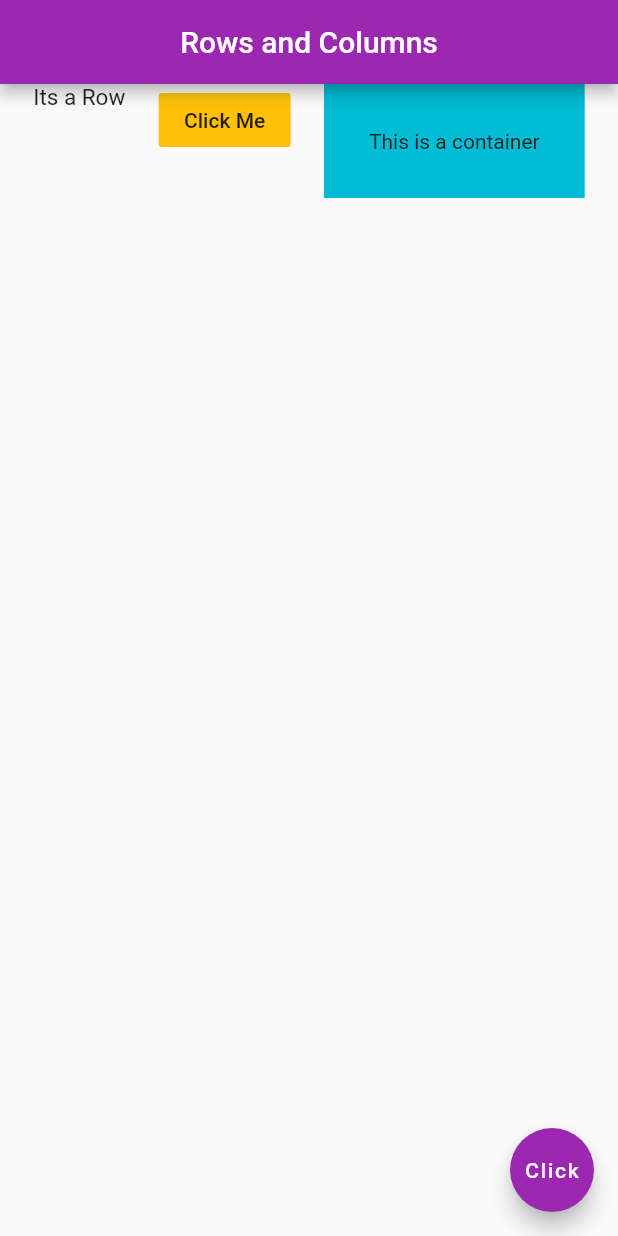
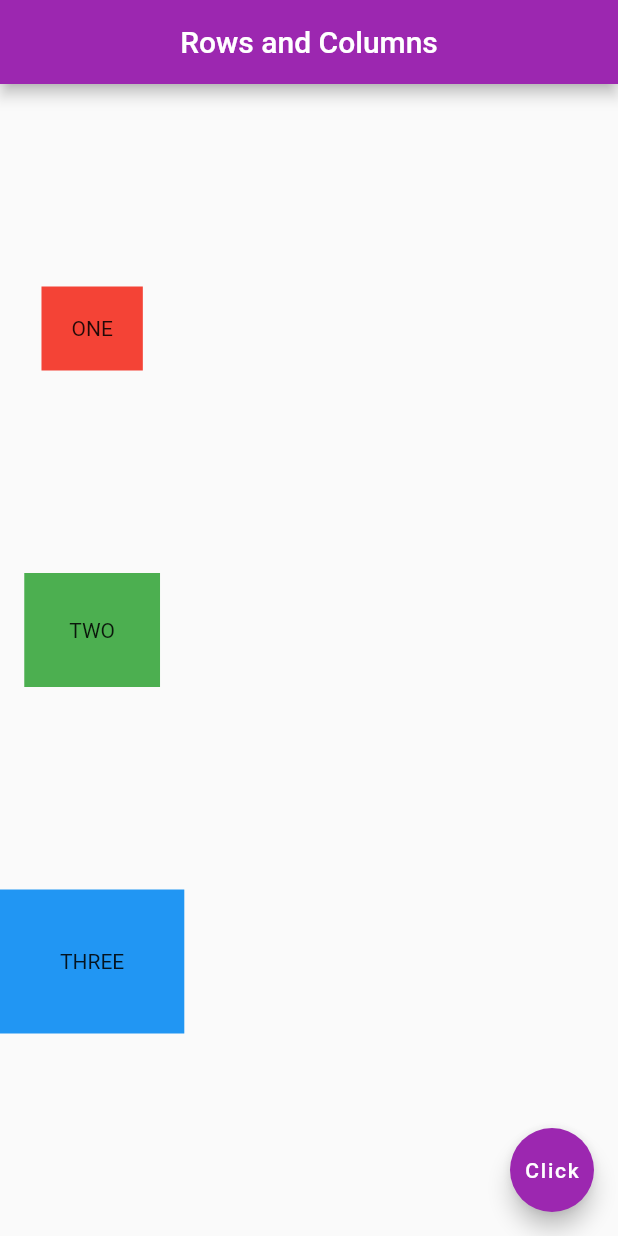
Before and after one commit to Ironman72/my_first_flutter_tutorial, a Flutter app: the screen it shows after launch, on a phone screen of 412 x 824 dp. Run offline on Flutter 3.47's test engine with Material 2 defaults, Android fonts, the phone set to English and light mode, and no system bars.

Commit message:
learned columns

```diff
--- a/lib/main.dart
+++ b/lib/main.dart
@@ -19,24 +19,25 @@ class MyApp extends StatelessWidget {
             title: Text('Rows and Columns'),
             backgroundColor: Colors.purple,
           ),
-          body: Row(
+          body: Column(
             mainAxisAlignment: MainAxisAlignment.spaceEvenly,
-            crossAxisAlignment: CrossAxisAlignment.start,
+            crossAxisAlignment: CrossAxisAlignment.center,
             children: <Widget>[
-              Text(
-                'Its a Row',
-                style: TextStyle(fontSize: 15.0),
-              ),
-              FlatButton(
-                onPressed: () {},
-                child: Text('Click Me'),
-                color: Colors.amber,
+              Container(
+                padding: EdgeInsets.all(20.0),
+                color: Colors.red,
+                child: Text('ONE'),
               ),
               Container(
-                color: Colors.cyan,
                 padding: EdgeInsets.all(30.0),
-                child: Text('This is a container'),
-              )
+                color: Colors.green,
+                child: Text('TWO'),
+              ),
+              Container(
+                padding: EdgeInsets.all(40.0),
+                color: Colors.blue,
+                child: Text("THREE"),
+              ),
             ],
           ),
           floatingActionButton: FloatingActionButton(
```
